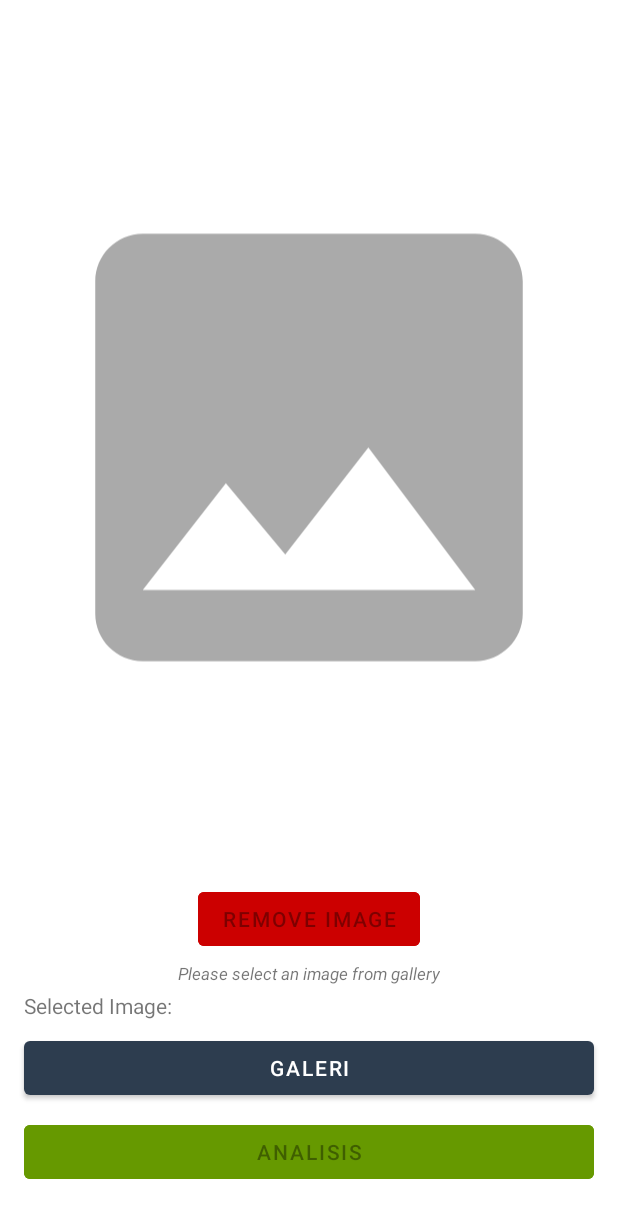
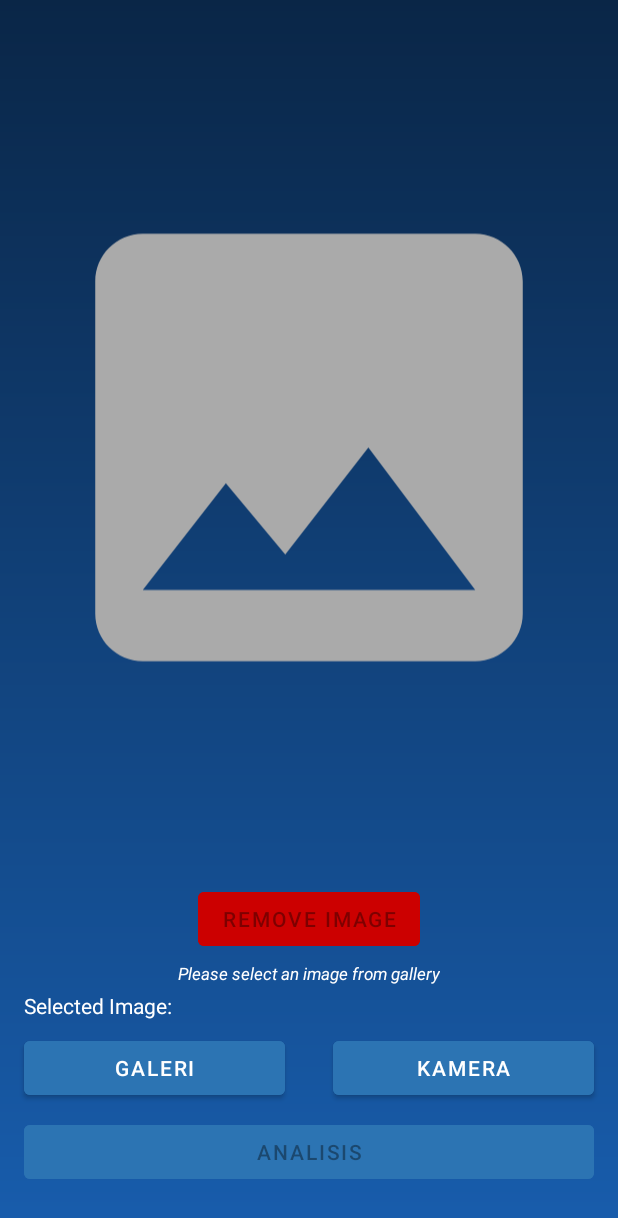
Before and after one commit to dedefaizzz/Apps-capstone-gymvision, an Android app: the CameraActivity screen opened directly, with no data from a screen before it, on a phone screen of 412 x 824 dp. Shown: the top 1218 px of the screen. Run offline under Robolectric (Android 15) with nearby library versions, the light colour scheme and no system bars; libraries missing offline, so code that uses them is left out: com.yalantis.ucrop; pictures from the network do not load; 1 statement that could not run was skipped.

Commit message:
update UI camera activity

```diff
--- /dev/null
+++ b/MD/Gymvision/app/src/main/res/drawable/color_gradient.xml
@@ -0,0 +1,7 @@
+<shape xmlns:android="http://schemas.android.com/apk/res/android"
+    android:shape="rectangle">
+    <gradient
+        android:startColor="@color/gradient1"
+        android:endColor="@color/gradient2"
+        android:angle="-270" />
+</shape>
--- a/MD/Gymvision/app/src/main/res/layout/activity_camera.xml
+++ b/MD/Gymvision/app/src/main/res/layout/activity_camera.xml
@@ -4,6 +4,7 @@
     xmlns:tools="http://schemas.android.com/tools"
     android:layout_width="match_parent"
     android:layout_height="match_parent"
+    android:background="@drawable/color_gradient"
     tools:context=".view.activity.CameraActivity">
 
     <com.google.android.material.progressindicator.LinearProgressIndicator
@@ -48,6 +49,7 @@
         android:text="@string/please_select_an_image_from_gallery"
         android:textStyle="italic"
         android:textSize="11sp"
+        android:textColor="@color/white"
         app:layout_constraintBottom_toTopOf="@+id/linLayout"
         app:layout_constraintEnd_toEndOf="parent"
         app:layout_constraintStart_toStartOf="parent"
@@ -64,6 +66,7 @@
         app:layout_constraintBottom_toTopOf="@+id/galleryButton">
 
         <TextView
+            android:textColor="@color/white"
             android:id="@+id/lblPrevNameImgViewTv"
             android:layout_width="0dp"
             android:layout_height="wrap_content"
@@ -71,6 +74,7 @@
             android:text="@string/file_name" />
 
         <TextView
+            android:textColor="@color/white"
             android:id="@+id/valueFileNameTV"
             android:layout_width="0dp"
             android:layout_height="wrap_content"
@@ -86,9 +90,23 @@
         android:layout_marginEnd="16dp"
         android:layout_marginBottom="8dp"
         android:text="@string/gallery"
+        android:backgroundTint="@color/figma_blue"
+        app:layout_constraintBottom_toTopOf="@+id/analyzeButton"
+        app:layout_constraintEnd_toStartOf="@id/cameraButton"
+        app:layout_constraintStart_toStartOf="parent" />
+
+    <Button
+        android:id="@+id/cameraButton"
+        android:layout_width="0dp"
+        android:layout_height="wrap_content"
+        android:layout_marginStart="16dp"
+        android:layout_marginEnd="16dp"
+        android:layout_marginBottom="8dp"
+        android:text="@string/camera"
+        android:backgroundTint="@color/figma_blue"
         app:layout_constraintBottom_toTopOf="@+id/analyzeButton"
         app:layout_constraintEnd_toEndOf="parent"
-        app:layout_constraintStart_toStartOf="parent" />
+        app:layout_constraintStart_toEndOf="@id/galleryButton"/>
 
     <Button
         android:id="@+id/analyzeButton"
@@ -98,7 +116,7 @@
         android:layout_marginEnd="16dp"
         android:layout_marginBottom="32dp"
         android:text="@string/analyze"
-        android:backgroundTint="@android:color/holo_green_dark"
+        android:backgroundTint="@color/figma_blue"
         app:layout_constraintBottom_toBottomOf="parent"
         app:layout_constraintEnd_toEndOf="parent"
         app:layout_constraintStart_toStartOf="parent" />
--- a/MD/Gymvision/app/src/main/res/layout/activity_result.xml
+++ b/MD/Gymvision/app/src/main/res/layout/activity_result.xml
@@ -4,6 +4,7 @@
     xmlns:tools="http://schemas.android.com/tools"
     android:layout_width="match_parent"
     android:layout_height="match_parent"
+    android:background="@drawable/color_gradient"
     tools:context=".view.activity.ResultActivity">
 
     <LinearLayout
@@ -25,6 +26,7 @@
             android:layout_height="wrap_content"
             android:layout_marginTop="8dp"
             android:textStyle="bold"
+            android:textColor="@color/white"
             android:text="@string/result" />
 
         <TextView
@@ -32,6 +34,7 @@
             android:layout_width="match_parent"
             android:layout_height="wrap_content"
             android:layout_marginTop="8dp"
+            android:textColor="@color/white"
             android:text="@string/value_result" />
     </LinearLayout>
 
--- a/MD/Gymvision/app/src/main/res/values/colors.xml
+++ b/MD/Gymvision/app/src/main/res/values/colors.xml
@@ -11,5 +11,7 @@
     <color name="blue">#0078FF</color>
     <color name="blue_background">#0A2647</color>
     <color name="red">#FF0000</color>
-
+    <color name="gradient1">#0A2647</color>
+    <color name="gradient2">#185DAD</color>
+    <color name="figma_blue">#2C74B3</color>
 </resources>
```
